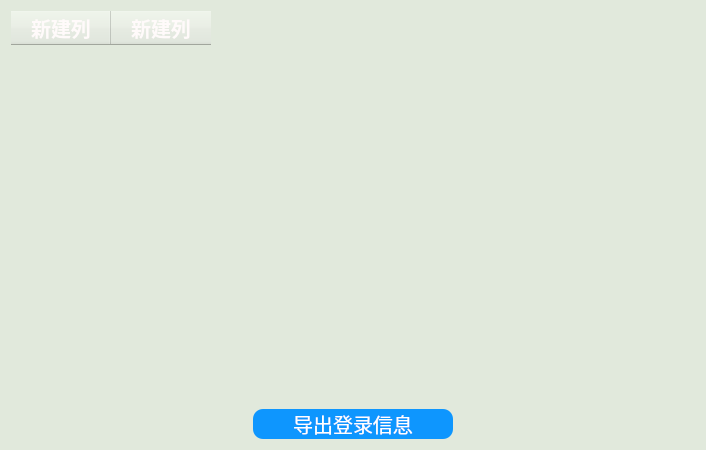
The window that recordExport/recorddlg.ui (wwkl3385/ManagementTool) describes before a commit, drawn with Qt 5.
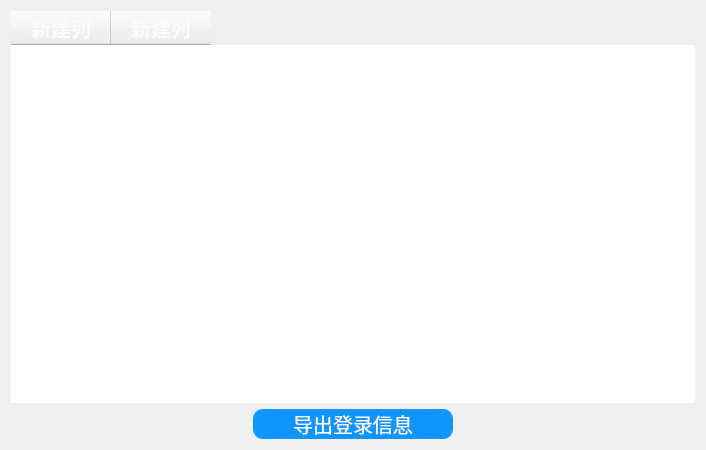
The same window after the commit.

Diff of the .ui file:
```diff
--- a/recordExport/recorddlg.ui
+++ b/recordExport/recorddlg.ui
@@ -14,7 +14,7 @@
    <string>Dialog</string>
   </property>
   <property name="styleSheet">
-   <string notr="true">background-color: rgb(225,233,220);
+   <string notr="true">
 color: rgb(20,68,106);
 border-radius:10px;
 font:15pt;
```
